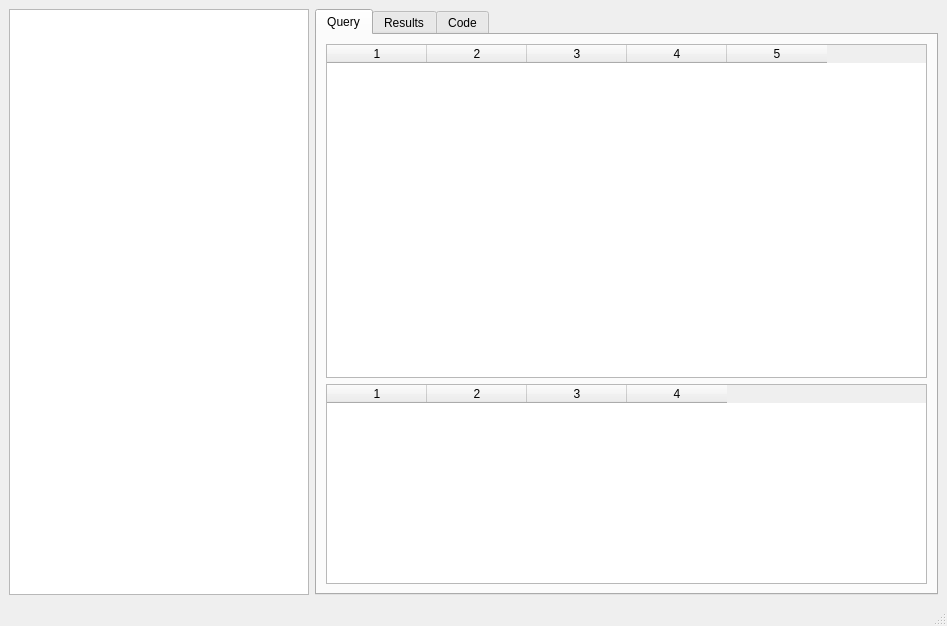
First picture: the form in oQuery.ui, repository MedatechUK/oQueryDesigner, before the edit.
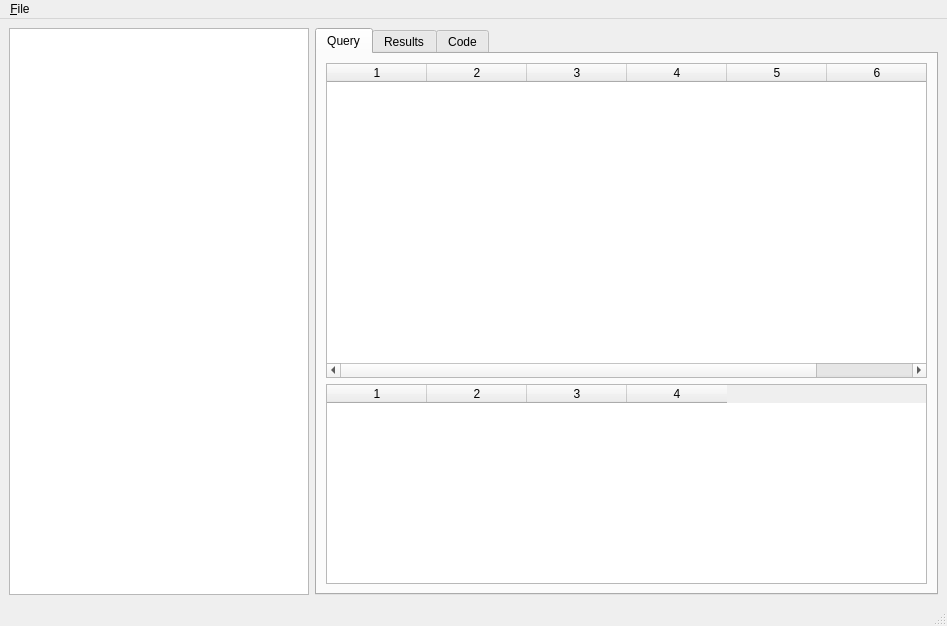
Second picture: the form after the edit. Custom widgets are drawn as their Qt base class.

Patch:
```diff
--- a/oQuery.ui
+++ b/oQuery.ui
@@ -46,13 +46,14 @@
         <item>
          <widget class="ColumnWidget" name="columnWidget">
           <property name="columnCount">
-           <number>5</number>
+           <number>6</number>
           </property>
           <column/>
           <column/>
           <column/>
           <column/>
           <column/>
+          <column/>
          </widget>
         </item>
         <item>
@@ -136,6 +137,14 @@
      <height>21</height>
     </rect>
    </property>
+   <widget class="QMenu" name="menu_File">
+    <property name="title">
+     <string>&amp;File</string>
+    </property>
+    <addaction name="action_Save"/>
+    <addaction name="action_Open"/>
+   </widget>
+   <addaction name="menu_File"/>
   </widget>
   <widget class="QStatusBar" name="statusbar"/>
  </widget>
```
Left out of the diff: 10 changed lines with no effect on the pictures.
